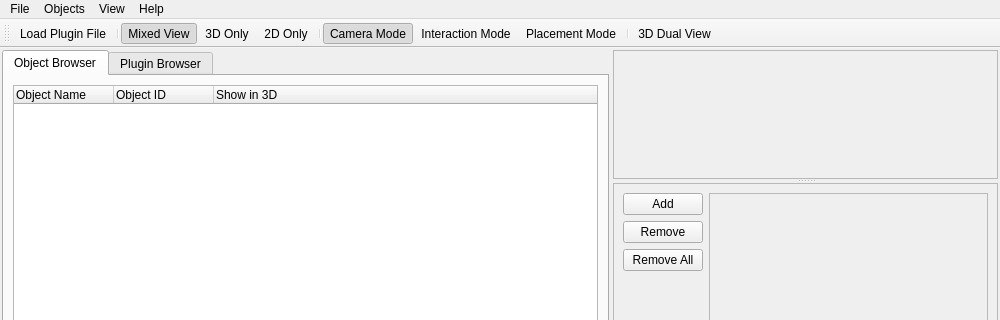
First picture: the form in rtUI/rtMainWindow.ui, repository pengwg/vurtigo, before the edit; both pictures show x 0 to 1000 and y 0 to 320 of the 1000 by 800 pixel window.
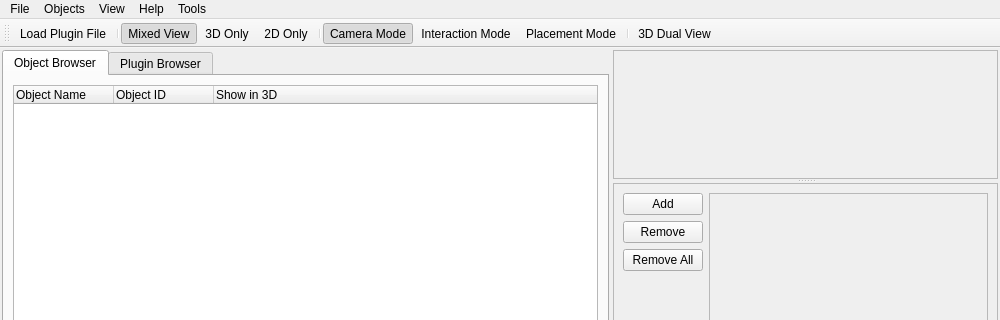
Second picture: the form after the edit.

What changed in the file:
```diff
--- a/rtUI/rtMainWindow.ui
+++ b/rtUI/rtMainWindow.ui
@@ -303,11 +303,20 @@
     <addaction name="actionSave_Object"/>
     <addaction name="separator"/>
     <addaction name="actionDeleteSelected"/>
+    <addaction name="separator"/>
+   </widget>
+   <widget class="QMenu" name="menuTools">
+    <property name="title">
+     <string>Tools</string>
+    </property>
+    <addaction name="actionRegistration"/>
+    <addaction name="actionPoint_Placement"/>
    </widget>
    <addaction name="menuFile"/>
    <addaction name="menuObjects"/>
    <addaction name="menuView"/>
    <addaction name="menuHelp"/>
+   <addaction name="menuTools"/>
   </widget>
   <widget class="QStatusBar" name="statusbar"/>
   <widget class="QToolBar" name="toolBar">
```
Left out of the diff: 10 changed lines with no effect on the pictures.
